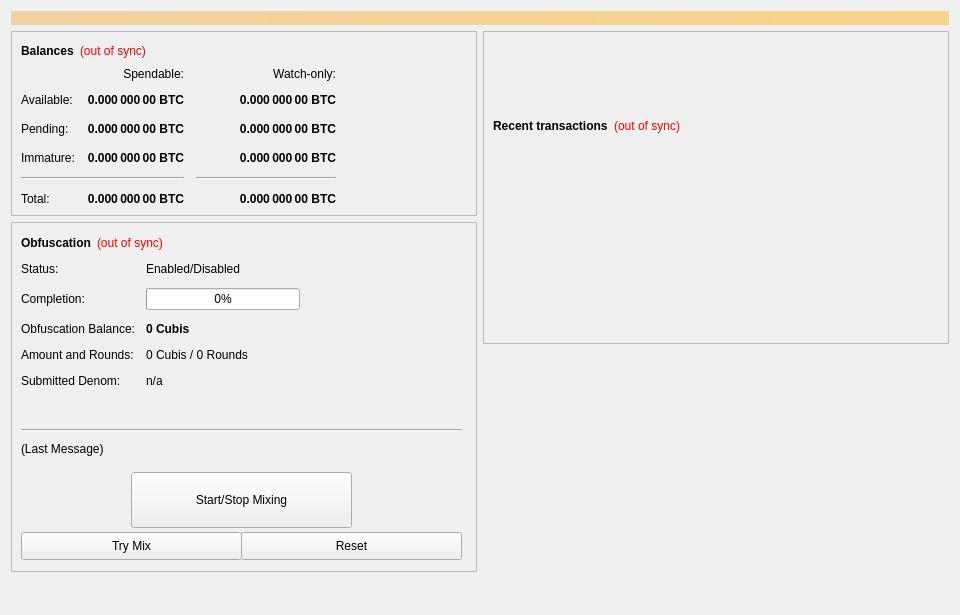
Before: the Qt Designer form src/qt/forms/overviewpage.ui in altcuim/Cubiscoin, drawn with Qt 5.
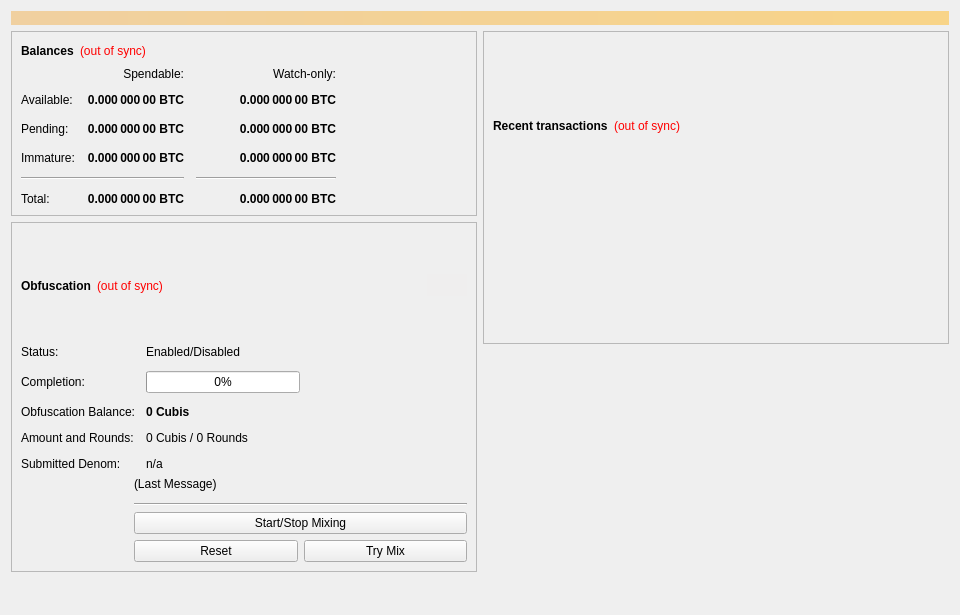
After: the same form once the commit is applied.

Commit message: modified:   configure.ac 	modified:   src/qt/forms/overviewpage.ui

The edit to the form file:
```diff
--- a/src/qt/forms/overviewpage.ui
+++ b/src/qt/forms/overviewpage.ui
@@ -412,18 +412,488 @@
          <property name="frameShadow">
           <enum>QFrame::Raised</enum>
          </property>
-         <widget class="QWidget" name="formLayoutWidget">
-          <property name="geometry">
-           <rect>
-            <x>10</x>
-            <y>40</y>
-            <width>451</width>
-            <height>161</height>
-           </rect>
-          </property>
+         <layout class="QGridLayout" name="gridLayout_2">
+          <item row="1" column="0" rowspan="2" colspan="4">
+           <layout class="QHBoxLayout" name="horizontalLayout_5">
+            <item>
+             <widget class="QLabel" name="label_2">
+              <property name="font">
+               <font>
+                <weight>75</weight>
+                <bold>true</bold>
+               </font>
+              </property>
+              <property name="text">
+               <string>Obfuscation</string>
+              </property>
+             </widget>
+            </item>
+            <item>
+             <widget class="QLabel" name="labelObfuscationSyncStatus">
+              <property name="toolTip">
+               <string>The displayed information may be out of date. Your wallet automatically synchronizes with the CUBIS network after a connection is established, but this process has not completed yet.</string>
+              </property>
+              <property name="styleSheet">
+               <string notr="true">QLabel { color: red; }</string>
+              </property>
+              <property name="text">
+               <string notr="true">(out of sync)</string>
+              </property>
+              <property name="alignment">
+               <set>Qt::AlignLeading|Qt::AlignLeft|Qt::AlignVCenter</set>
+              </property>
+             </widget>
+            </item>
+            <item>
+             <spacer name="horizontalSpacer_4">
+              <property name="orientation">
+               <enum>Qt::Horizontal</enum>
+              </property>
+              <property name="sizeHint" stdset="0">
+               <size>
+                <width>40</width>
+                <height>20</height>
+               </size>
+              </property>
+             </spacer>
+            </item>
+            <item>
+             <widget class="QPushButton" name="runAutoDenom">
+              <property name="palette">
+               <palette>
+                <active>
+                 <colorrole role="WindowText">
+                  <brush brushstyle="SolidPattern">
+                   <color alpha="255">
+                    <red>0</red>
+                    <green>0</green>
+                    <blue>0</blue>
+                   </color>
+                  </brush>
+                 </colorrole>
+                 <colorrole role="Button">
+                  <brush brushstyle="SolidPattern">
+                   <color alpha="255">
+                    <red>239</red>
+                    <green>238</green>
+                    <blue>238</blue>
+                   </color>
+                  </brush>
+                 </colorrole>
+                 <colorrole role="Light">
+                  <brush brushstyle="SolidPattern">
+                   <color alpha="255">
+                    <red>255</red>
+                    <green>255</green>
+                    <blue>255</blue>
+                   </color>
+                  </brush>
+                 </colorrole>
+                 <colorrole role="Midlight">
+                  <brush brushstyle="SolidPattern">
+                   <color alpha="255">
+                    <red>247</red>
+                    <green>246</green>
+                    <blue>246</blue>
+                   </color>
+                  </brush>
+                 </colorrole>
+                 <colorrole role="Dark">
+                  <brush brushstyle="SolidPattern">
+                   <color alpha="255">
+                    <red>119</red>
+                    <green>119</green>
+                    <blue>119</blue>
+                   </color>
+                  </brush>
+                 </colorrole>
+                 <colorrole role="Mid">
+                  <brush brushstyle="SolidPattern">
+                   <color alpha="255">
+                    <red>159</red>
+                    <green>159</green>
+                    <blue>159</blue>
+                   </color>
+                  </brush>
+                 </colorrole>
+                 <colorrole role="Text">
+                  <brush brushstyle="SolidPattern">
+                   <color alpha="255">
+                    <red>0</red>
+                    <green>0</green>
+                    <blue>0</blue>
+                   </color>
+                  </brush>
+                 </colorrole>
+                 <colorrole role="BrightText">
+                  <brush brushstyle="SolidPattern">
+                   <color alpha="255">
+                    <red>255</red>
+                    <green>255</green>
+                    <blue>255</blue>
+                   </color>
+                  </brush>
+                 </colorrole>
+                 <colorrole role="ButtonText">
+                  <brush brushstyle="SolidPattern">
+                   <color alpha="255">
+                    <red>0</red>
+                    <green>0</green>
+                    <blue>0</blue>
+                   </color>
+                  </brush>
+                 </colorrole>
+                 <colorrole role="Base">
+                  <brush brushstyle="SolidPattern">
+                   <color alpha="255">
+                    <red>255</red>
+                    <green>255</green>
+                    <blue>255</blue>
+                   </color>
+                  </brush>
+                 </colorrole>
+                 <colorrole role="Window">
+                  <brush brushstyle="SolidPattern">
+                   <color alpha="255">
+                    <red>239</red>
+                    <green>238</green>
+                    <blue>238</blue>
+                   </color>
+                  </brush>
+                 </colorrole>
+                 <colorrole role="Shadow">
+                  <brush brushstyle="SolidPattern">
+                   <color alpha="255">
+                    <red>0</red>
+                    <green>0</green>
+                    <blue>0</blue>
+                   </color>
+                  </brush>
+                 </colorrole>
+                 <colorrole role="AlternateBase">
+                  <brush brushstyle="SolidPattern">
+                   <color alpha="255">
+                    <red>247</red>
+                    <green>246</green>
+                    <blue>246</blue>
+                   </color>
+                  </brush>
+                 </colorrole>
+                 <colorrole role="ToolTipBase">
+                  <brush brushstyle="SolidPattern">
+                   <color alpha="255">
+                    <red>255</red>
+                    <green>255</green>
+                    <blue>220</blue>
+                   </color>
+                  </brush>
+                 </colorrole>
+                 <colorrole role="ToolTipText">
+                  <brush brushstyle="SolidPattern">
+                   <color alpha="255">
+                    <red>0</red>
+                    <green>0</green>
+                    <blue>0</blue>
+                   </color>
+                  </brush>
+                 </colorrole>
+                </active>
+                <inactive>
+                 <colorrole role="WindowText">
+                  <brush brushstyle="SolidPattern">
+                   <color alpha="255">
+                    <red>0</red>
+                    <green>0</green>
+                    <blue>0</blue>
+                   </color>
+                  </brush>
+                 </colorrole>
+                 <colorrole role="Button">
+                  <brush brushstyle="SolidPattern">
+                   <color alpha="255">
+                    <red>239</red>
+                    <green>238</green>
+                    <blue>238</blue>
+                   </color>
+                  </brush>
+                 </colorrole>
+                 <colorrole role="Light">
+                  <brush brushstyle="SolidPattern">
+                   <color alpha="255">
+                    <red>255</red>
+                    <green>255</green>
+                    <blue>255</blue>
+                   </color>
+                  </brush>
+                 </colorrole>
+                 <colorrole role="Midlight">
+                  <brush brushstyle="SolidPattern">
+                   <color alpha="255">
+                    <red>247</red>
+                    <green>246</green>
+                    <blue>246</blue>
+                   </color>
+                  </brush>
+                 </colorrole>
+                 <colorrole role="Dark">
+                  <brush brushstyle="SolidPattern">
+                   <color alpha="255">
+                    <red>119</red>
+                    <green>119</green>
+                    <blue>119</blue>
+                   </color>
+                  </brush>
+                 </colorrole>
+                 <colorrole role="Mid">
+                  <brush brushstyle="SolidPattern">
+                   <color alpha="255">
+                    <red>159</red>
+                    <green>159</green>
+                    <blue>159</blue>
+                   </color>
+                  </brush>
+                 </colorrole>
+                 <colorrole role="Text">
+                  <brush brushstyle="SolidPattern">
+                   <color alpha="255">
+                    <red>0</red>
+                    <green>0</green>
+                    <blue>0</blue>
+                   </color>
+                  </brush>
+                 </colorrole>
+                 <colorrole role="BrightText">
+                  <brush brushstyle="SolidPattern">
+                   <color alpha="255">
+                    <red>255</red>
+                    <green>255</green>
+                    <blue>255</blue>
+                   </color>
+                  </brush>
+                 </colorrole>
+                 <colorrole role="ButtonText">
+                  <brush brushstyle="SolidPattern">
+                   <color alpha="255">
+                    <red>0</red>
+                    <green>0</green>
+                    <blue>0</blue>
+                   </color>
+                  </brush>
+                 </colorrole>
+                 <colorrole role="Base">
+                  <brush brushstyle="SolidPattern">
+                   <color alpha="255">
+                    <red>255</red>
+                    <green>255</green>
+                    <blue>255</blue>
+                   </color>
+                  </brush>
+                 </colorrole>
+                 <colorrole role="Window">
+                  <brush brushstyle="SolidPattern">
+                   <color alpha="255">
+                    <red>239</red>
+                    <green>238</green>
+                    <blue>238</blue>
+                   </color>
+                  </brush>
+                 </colorrole>
+                 <colorrole role="Shadow">
+                  <brush brushstyle="SolidPattern">
+                   <color alpha="255">
+                    <red>0</red>
+                    <green>0</green>
+                    <blue>0</blue>
+                   </color>
+                  </brush>
+                 </colorrole>
+                 <colorrole role="AlternateBase">
+                  <brush brushstyle="SolidPattern">
+                   <color alpha="255">
+                    <red>247</red>
+                    <green>246</green>
+                    <blue>246</blue>
+                   </color>
+                  </brush>
+                 </colorrole>
+                 <colorrole role="ToolTipBase">
+                  <brush brushstyle="SolidPattern">
+                   <color alpha="255">
+                    <red>255</red>
+                    <green>255</green>
+                    <blue>220</blue>
+                   </color>
+                  </brush>
+                 </colorrole>
+                 <colorrole role="ToolTipText">
+                  <brush brushstyle="SolidPattern">
+                   <color alpha="255">
+                    <red>0</red>
+                    <green>0</green>
+                    <blue>0</blue>
+                   </color>
+                  </brush>
+                 </colorrole>
+                </inactive>
+                <disabled>
+                 <colorrole role="WindowText">
+                  <brush brushstyle="SolidPattern">
+                   <color alpha="255">
+                    <red>119</red>
+                    <green>119</green>
+                    <blue>119</blue>
+                   </color>
+                  </brush>
+                 </colorrole>
+                 <colorrole role="Button">
+                  <brush brushstyle="SolidPattern">
+                   <color alpha="255">
+                    <red>239</red>
+                    <green>238</green>
+                    <blue>238</blue>
+                   </color>
+                  </brush>
+                 </colorrole>
+                 <colorrole role="Light">
+                  <brush brushstyle="SolidPattern">
+                   <color alpha="255">
+                    <red>255</red>
+                    <green>255</green>
+                    <blue>255</blue>
+                   </color>
+                  </brush>
+                 </colorrole>
+                 <colorrole role="Midlight">
+                  <brush brushstyle="SolidPattern">
+                   <color alpha="255">
+                    <red>247</red>
+                    <green>246</green>
+                    <blue>246</blue>
+                   </color>
+                  </brush>
+                 </colorrole>
+                 <colorrole role="Dark">
+                  <brush brushstyle="SolidPattern">
+                   <color alpha="255">
+                    <red>119</red>
+                    <green>119</green>
+                    <blue>119</blue>
+                   </color>
+                  </brush>
+                 </colorrole>
+                 <colorrole role="Mid">
+                  <brush brushstyle="SolidPattern">
+                   <color alpha="255">
+                    <red>159</red>
+                    <green>159</green>
+                    <blue>159</blue>
+                   </color>
+                  </brush>
+                 </colorrole>
+                 <colorrole role="Text">
+                  <brush brushstyle="SolidPattern">
+                   <color alpha="255">
+                    <red>119</red>
+                    <green>119</green>
+                    <blue>119</blue>
+                   </color>
+                  </brush>
+                 </colorrole>
+                 <colorrole role="BrightText">
+                  <brush brushstyle="SolidPattern">
+                   <color alpha="255">
+                    <red>255</red>
+                    <green>255</green>
+                    <blue>255</blue>
+                   </color>
+                  </brush>
+                 </colorrole>
+                 <colorrole role="ButtonText">
+                  <brush brushstyle="SolidPattern">
+                   <color alpha="255">
+                    <red>119</red>
+                    <green>119</green>
+                    <blue>119</blue>
+                   </color>
+                  </brush>
+                 </colorrole>
+                 <colorrole role="Base">
+                  <brush brushstyle="SolidPattern">
+                   <color alpha="255">
+                    <red>239</red>
+                    <green>238</green>
+                    <blue>238</blue>
+                   </color>
+                  </brush>
+                 </colorrole>
+                 <colorrole role="Window">
+                  <brush brushstyle="SolidPattern">
+                   <color alpha="255">
+                    <red>239</red>
+                    <green>238</green>
+                    <blue>238</blue>
+                   </color>
+                  </brush>
+                 </colorrole>
+                 <colorrole role="Shadow">
+                  <brush brushstyle="SolidPattern">
+                   <color alpha="255">
+                    <red>0</red>
+                    <green>0</green>
+                    <blue>0</blue>
+                   </color>
+                  </brush>
+                 </colorrole>
+                 <colorrole role="AlternateBase">
+                  <brush brushstyle="SolidPattern">
+                   <color alpha="255">
+                    <red>239</red>
+                    <green>238</green>
+                    <blue>238</blue>
+                   </color>
+                  </brush>
+                 </colorrole>
+                 <colorrole role="ToolTipBase">
+                  <brush brushstyle="SolidPattern">
+                   <color alpha="255">
+                    <red>255</red>
+                    <green>255</green>
+                    <blue>220</blue>
+                   </color>
+                  </brush>
+                 </colorrole>
+                 <colorrole role="ToolTipText">
+                  <brush brushstyle="SolidPattern">
+                   <color alpha="255">
+                    <red>0</red>
+                    <green>0</green>
+                    <blue>0</blue>
+                   </color>
+                  </brush>
+                 </colorrole>
+                </disabled>
+               </palette>
+              </property>
+              <property name="focusPolicy">
+               <enum>Qt::NoFocus</enum>
+              </property>
+              <property name="autoFillBackground">
+               <bool>true</bool>
+              </property>
+              <property name="text">
+               <string/>
+              </property>
+              <property name="flat">
+               <bool>true</bool>
+              </property>
+             </widget>
+            </item>
+           </layout>
+          </item>
+          <item row="3" column="0" colspan="4">
           <layout class="QFormLayout" name="formLayout">
            <property name="fieldGrowthPolicy">
-            <enum>QFormLayout::AllNonFixedFieldsGrow</enum>
+             <enum>QFormLayout::ExpandingFieldsGrow</enum>
            </property>
            <property name="horizontalSpacing">
             <number>11</number>
@@ -438,6 +908,13 @@
              </property>
             </widget>
            </item>
+            <item row="0" column="1">
+             <widget class="QLabel" name="obfuscationEnabled">
+              <property name="text">
+               <string>Enabled/Disabled</string>
+              </property>
+             </widget>
+            </item>
            <item row="1" column="0">
             <widget class="QLabel" name="label_7">
              <property name="text">
@@ -509,497 +986,16 @@
              </property>
             </widget>
            </item>
-           <item row="0" column="1">
-            <widget class="QLabel" name="obfuscationEnabled">
-             <property name="text">
-              <string>Enabled/Disabled</string>
-             </property>
-            </widget>
-           </item>
-          </layout>
-         </widget>
-         <widget class="QPushButton" name="runAutoDenom">
-          <property name="geometry">
-           <rect>
-            <x>251</x>
-            <y>17</y>
-            <width>1</width>
-            <height>1</height>
-           </rect>
-          </property>
-          <property name="palette">
-           <palette>
-            <active>
-             <colorrole role="WindowText">
-              <brush brushstyle="SolidPattern">
-               <color alpha="255">
-                <red>0</red>
-                <green>0</green>
-                <blue>0</blue>
-               </color>
-              </brush>
-             </colorrole>
-             <colorrole role="Button">
-              <brush brushstyle="SolidPattern">
-               <color alpha="255">
-                <red>239</red>
-                <green>238</green>
-                <blue>238</blue>
-               </color>
-              </brush>
-             </colorrole>
-             <colorrole role="Light">
-              <brush brushstyle="SolidPattern">
-               <color alpha="255">
-                <red>255</red>
-                <green>255</green>
-                <blue>255</blue>
-               </color>
-              </brush>
-             </colorrole>
-             <colorrole role="Midlight">
-              <brush brushstyle="SolidPattern">
-               <color alpha="255">
-                <red>247</red>
-                <green>246</green>
-                <blue>246</blue>
-               </color>
-              </brush>
-             </colorrole>
-             <colorrole role="Dark">
-              <brush brushstyle="SolidPattern">
-               <color alpha="255">
-                <red>119</red>
-                <green>119</green>
-                <blue>119</blue>
-               </color>
-              </brush>
-             </colorrole>
-             <colorrole role="Mid">
-              <brush brushstyle="SolidPattern">
-               <color alpha="255">
-                <red>159</red>
-                <green>159</green>
-                <blue>159</blue>
-               </color>
-              </brush>
-             </colorrole>
-             <colorrole role="Text">
-              <brush brushstyle="SolidPattern">
-               <color alpha="255">
-                <red>0</red>
-                <green>0</green>
-                <blue>0</blue>
-               </color>
-              </brush>
-             </colorrole>
-             <colorrole role="BrightText">
-              <brush brushstyle="SolidPattern">
-               <color alpha="255">
-                <red>255</red>
-                <green>255</green>
-                <blue>255</blue>
-               </color>
-              </brush>
-             </colorrole>
-             <colorrole role="ButtonText">
-              <brush brushstyle="SolidPattern">
-               <color alpha="255">
-                <red>0</red>
-                <green>0</green>
-                <blue>0</blue>
-               </color>
-              </brush>
-             </colorrole>
-             <colorrole role="Base">
-              <brush brushstyle="SolidPattern">
-               <color alpha="255">
-                <red>255</red>
-                <green>255</green>
-                <blue>255</blue>
-               </color>
-              </brush>
-             </colorrole>
-             <colorrole role="Window">
-              <brush brushstyle="SolidPattern">
-               <color alpha="255">
-                <red>239</red>
-                <green>238</green>
-                <blue>238</blue>
-               </color>
-              </brush>
-             </colorrole>
-             <colorrole role="Shadow">
-              <brush brushstyle="SolidPattern">
-               <color alpha="255">
-                <red>0</red>
-                <green>0</green>
-                <blue>0</blue>
-               </color>
-              </brush>
-             </colorrole>
-             <colorrole role="AlternateBase">
-              <brush brushstyle="SolidPattern">
-               <color alpha="255">
-                <red>247</red>
-                <green>246</green>
-                <blue>246</blue>
-               </color>
-              </brush>
-             </colorrole>
-             <colorrole role="ToolTipBase">
-              <brush brushstyle="SolidPattern">
-               <color alpha="255">
-                <red>255</red>
-                <green>255</green>
-                <blue>220</blue>
-               </color>
-              </brush>
-             </colorrole>
-             <colorrole role="ToolTipText">
-              <brush brushstyle="SolidPattern">
-               <color alpha="255">
-                <red>0</red>
-                <green>0</green>
-                <blue>0</blue>
-               </color>
-              </brush>
-             </colorrole>
-            </active>
-            <inactive>
-             <colorrole role="WindowText">
-              <brush brushstyle="SolidPattern">
-               <color alpha="255">
-                <red>0</red>
-                <green>0</green>
-                <blue>0</blue>
-               </color>
-              </brush>
-             </colorrole>
-             <colorrole role="Button">
-              <brush brushstyle="SolidPattern">
-               <color alpha="255">
-                <red>239</red>
-                <green>238</green>
-                <blue>238</blue>
-               </color>
-              </brush>
-             </colorrole>
-             <colorrole role="Light">
-              <brush brushstyle="SolidPattern">
-               <color alpha="255">
-                <red>255</red>
-                <green>255</green>
-                <blue>255</blue>
-               </color>
-              </brush>
-             </colorrole>
-             <colorrole role="Midlight">
-              <brush brushstyle="SolidPattern">
-               <color alpha="255">
-                <red>247</red>
-                <green>246</green>
-                <blue>246</blue>
-               </color>
-              </brush>
-             </colorrole>
-             <colorrole role="Dark">
-              <brush brushstyle="SolidPattern">
-               <color alpha="255">
-                <red>119</red>
-                <green>119</green>
-                <blue>119</blue>
-               </color>
-              </brush>
-             </colorrole>
-             <colorrole role="Mid">
-              <brush brushstyle="SolidPattern">
-               <color alpha="255">
-                <red>159</red>
-                <green>159</green>
-                <blue>159</blue>
-               </color>
-              </brush>
-             </colorrole>
-             <colorrole role="Text">
-              <brush brushstyle="SolidPattern">
-               <color alpha="255">
-                <red>0</red>
-                <green>0</green>
-                <blue>0</blue>
-               </color>
-              </brush>
-             </colorrole>
-             <colorrole role="BrightText">
-              <brush brushstyle="SolidPattern">
-               <color alpha="255">
-                <red>255</red>
-                <green>255</green>
-                <blue>255</blue>
-               </color>
-              </brush>
-             </colorrole>
-             <colorrole role="ButtonText">
-              <brush brushstyle="SolidPattern">
-               <color alpha="255">
-                <red>0</red>
-                <green>0</green>
-                <blue>0</blue>
-               </color>
-              </brush>
-             </colorrole>
-             <colorrole role="Base">
-              <brush brushstyle="SolidPattern">
-               <color alpha="255">
-                <red>255</red>
-                <green>255</green>
-                <blue>255</blue>
-               </color>
-              </brush>
-             </colorrole>
-             <colorrole role="Window">
-              <brush brushstyle="SolidPattern">
-               <color alpha="255">
-                <red>239</red>
-                <green>238</green>
-                <blue>238</blue>
-               </color>
-              </brush>
-             </colorrole>
-             <colorrole role="Shadow">
-              <brush brushstyle="SolidPattern">
-               <color alpha="255">
-                <red>0</red>
-                <green>0</green>
-                <blue>0</blue>
-               </color>
-              </brush>
-             </colorrole>
-             <colorrole role="AlternateBase">
-              <brush brushstyle="SolidPattern">
-               <color alpha="255">
-                <red>247</red>
-                <green>246</green>
-                <blue>246</blue>
-               </color>
-              </brush>
-             </colorrole>
-             <colorrole role="ToolTipBase">
-              <brush brushstyle="SolidPattern">
-               <color alpha="255">
-                <red>255</red>
-                <green>255</green>
-                <blue>220</blue>
-               </color>
-              </brush>
-             </colorrole>
-             <colorrole role="ToolTipText">
-              <brush brushstyle="SolidPattern">
-               <color alpha="255">
-                <red>0</red>
-                <green>0</green>
-                <blue>0</blue>
-               </color>
-              </brush>
-             </colorrole>
-            </inactive>
-            <disabled>
-             <colorrole role="WindowText">
-              <brush brushstyle="SolidPattern">
-               <color alpha="255">
-                <red>119</red>
-                <green>119</green>
-                <blue>119</blue>
-               </color>
-              </brush>
-             </colorrole>
-             <colorrole role="Button">
-              <brush brushstyle="SolidPattern">
-               <color alpha="255">
-                <red>239</red>
-                <green>238</green>
-                <blue>238</blue>
-               </color>
-              </brush>
-             </colorrole>
-             <colorrole role="Light">
-              <brush brushstyle="SolidPattern">
-               <color alpha="255">
-                <red>255</red>
-                <green>255</green>
-                <blue>255</blue>
-               </color>
-              </brush>
-             </colorrole>
-             <colorrole role="Midlight">
-              <brush brushstyle="SolidPattern">
-               <color alpha="255">
-                <red>247</red>
-                <green>246</green>
-                <blue>246</blue>
-               </color>
-              </brush>
-             </colorrole>
-             <colorrole role="Dark">
-              <brush brushstyle="SolidPattern">
-               <color alpha="255">
-                <red>119</red>
-                <green>119</green>
-                <blue>119</blue>
-               </color>
-              </brush>
-             </colorrole>
-             <colorrole role="Mid">
-              <brush brushstyle="SolidPattern">
-               <color alpha="255">
-                <red>159</red>
-                <green>159</green>
-                <blue>159</blue>
-               </color>
-              </brush>
-             </colorrole>
-             <colorrole role="Text">
-              <brush brushstyle="SolidPattern">
-               <color alpha="255">
-                <red>119</red>
-                <green>119</green>
-                <blue>119</blue>
-               </color>
-              </brush>
-             </colorrole>
-             <colorrole role="BrightText">
-              <brush brushstyle="SolidPattern">
-               <color alpha="255">
-                <red>255</red>
-                <green>255</green>
-                <blue>255</blue>
-               </color>
-              </brush>
-             </colorrole>
-             <colorrole role="ButtonText">
-              <brush brushstyle="SolidPattern">
-               <color alpha="255">
-                <red>119</red>
-                <green>119</green>
-                <blue>119</blue>
-               </color>
-              </brush>
-             </colorrole>
-             <colorrole role="Base">
-              <brush brushstyle="SolidPattern">
-               <color alpha="255">
-                <red>239</red>
-                <green>238</green>
-                <blue>238</blue>
-               </color>
-              </brush>
-             </colorrole>
-             <colorrole role="Window">
-              <brush brushstyle="SolidPattern">
-               <color alpha="255">
-                <red>239</red>
-                <green>238</green>
-                <blue>238</blue>
-               </color>
-              </brush>
-             </colorrole>
-             <colorrole role="Shadow">
-              <brush brushstyle="SolidPattern">
-               <color alpha="255">
-                <red>0</red>
-                <green>0</green>
-                <blue>0</blue>
-               </color>
-              </brush>
-             </colorrole>
-             <colorrole role="AlternateBase">
-              <brush brushstyle="SolidPattern">
-               <color alpha="255">
-                <red>239</red>
-                <green>238</green>
-                <blue>238</blue>
-               </color>
-              </brush>
-             </colorrole>
-             <colorrole role="ToolTipBase">
-              <brush brushstyle="SolidPattern">
-               <color alpha="255">
-                <red>255</red>
-                <green>255</green>
-                <blue>220</blue>
-               </color>
-              </brush>
-             </colorrole>
-             <colorrole role="ToolTipText">
-              <brush brushstyle="SolidPattern">
-               <color alpha="255">
-                <red>0</red>
-                <green>0</green>
-                <blue>0</blue>
-               </color>
-              </brush>
-             </colorrole>
-            </disabled>
-           </palette>
-          </property>
-          <property name="focusPolicy">
-           <enum>Qt::NoFocus</enum>
-          </property>
-          <property name="autoFillBackground">
-           <bool>true</bool>
-          </property>
-          <property name="text">
-           <string/>
-          </property>
-          <property name="flat">
-           <bool>true</bool>
-          </property>
-         </widget>
-         <widget class="QPushButton" name="toggleObfuscation">
-          <property name="geometry">
-           <rect>
-            <x>120</x>
-            <y>250</y>
-            <width>221</width>
-            <height>56</height>
-           </rect>
-          </property>
-          <property name="sizePolicy">
-           <sizepolicy hsizetype="MinimumExpanding" vsizetype="Fixed">
-            <horstretch>0</horstretch>
-            <verstretch>0</verstretch>
-           </sizepolicy>
-          </property>
-          <property name="text">
-           <string>Start/Stop Mixing</string>
-          </property>
-         </widget>
-         <widget class="Line" name="lineLastMessage">
-          <property name="geometry">
-           <rect>
-            <x>10</x>
-            <y>200</y>
-            <width>441</width>
-            <height>16</height>
-           </rect>
-          </property>
-          <property name="orientation">
-           <enum>Qt::Horizontal</enum>
-          </property>
-         </widget>
+           </layout>
+          </item>
+          <item row="4" column="1" colspan="3">
+           <layout class="QVBoxLayout" name="verticalLayout_5">
+            <item>
          <widget class="QLabel" name="obfuscationStatus">
-          <property name="geometry">
-           <rect>
-            <x>10</x>
-            <y>220</y>
-            <width>451</width>
-            <height>61</height>
-           </rect>
-          </property>
           <property name="minimumSize">
            <size>
             <width>288</width>
-            <height>43</height>
+                <height>20</height>
            </size>
           </property>
           <property name="text">
@@ -1012,37 +1008,31 @@
            <bool>true</bool>
           </property>
          </widget>
-         <widget class="QPushButton" name="obfuscationAuto">
-          <property name="geometry">
-           <rect>
-            <x>10</x>
-            <y>310</y>
-            <width>221</width>
-            <height>28</height>
-           </rect>
-          </property>
+            </item>
+            <item>
+             <widget class="Line" name="lineLastMessage">
+              <property name="orientation">
+               <enum>Qt::Horizontal</enum>
+              </property>
+             </widget>
+            </item>
+            <item>
+             <widget class="QPushButton" name="toggleObfuscation">
           <property name="sizePolicy">
            <sizepolicy hsizetype="MinimumExpanding" vsizetype="Fixed">
             <horstretch>0</horstretch>
             <verstretch>0</verstretch>
            </sizepolicy>
           </property>
-          <property name="toolTip">
-           <string>Try to manually submit a Obfuscation request.</string>
-          </property>
           <property name="text">
-           <string>Try Mix</string>
-          </property>
-         </widget>
+               <string>Start/Stop Mixing</string>
+              </property>
+             </widget>
+            </item>
+            <item>
+             <layout class="QHBoxLayout" name="horizontalLayout_3">
+              <item>
          <widget class="QPushButton" name="obfuscationReset">
-          <property name="geometry">
-           <rect>
-            <x>230</x>
-            <y>310</y>
-            <width>221</width>
-            <height>28</height>
-           </rect>
-          </property>
           <property name="sizePolicy">
            <sizepolicy hsizetype="MinimumExpanding" vsizetype="Fixed">
             <horstretch>0</horstretch>
@@ -1059,60 +1049,28 @@
            <string>Reset</string>
           </property>
          </widget>
-         <widget class="QWidget" name="layoutWidget">
-          <property name="geometry">
-           <rect>
-            <x>10</x>
-            <y>10</y>
-            <width>431</width>
-            <height>22</height>
-           </rect>
-          </property>
-          <layout class="QHBoxLayout" name="horizontalLayout_5">
-           <item>
-            <widget class="QLabel" name="label_2">
-             <property name="font">
-              <font>
-               <weight>75</weight>
-               <bold>true</bold>
-              </font>
-             </property>
-             <property name="text">
-              <string>Obfuscation</string>
-             </property>
-            </widget>
            </item>
            <item>
-            <widget class="QLabel" name="labelObfuscationSyncStatus">
+               <widget class="QPushButton" name="obfuscationAuto">
+                <property name="sizePolicy">
+                 <sizepolicy hsizetype="MinimumExpanding" vsizetype="Fixed">
+                  <horstretch>0</horstretch>
+                  <verstretch>0</verstretch>
+                 </sizepolicy>
+                </property>
              <property name="toolTip">
-              <string>The displayed information may be out of date. Your wallet automatically synchronizes with the CUBIS network after a connection is established, but this process has not completed yet.</string>
-             </property>
-             <property name="styleSheet">
-              <string notr="true">QLabel { color: red; }</string>
+                 <string>Try to manually submit a Obfuscation request.</string>
              </property>
              <property name="text">
-              <string notr="true">(out of sync)</string>
-             </property>
-             <property name="alignment">
-              <set>Qt::AlignLeading|Qt::AlignLeft|Qt::AlignVCenter</set>
-             </property>
-            </widget>
-           </item>
-           <item>
-            <spacer name="horizontalSpacer_4">
-             <property name="orientation">
-              <enum>Qt::Horizontal</enum>
-             </property>
-             <property name="sizeHint" stdset="0">
-              <size>
-               <width>40</width>
-               <height>20</height>
-              </size>
-             </property>
-            </spacer>
-           </item>
-          </layout>
-         </widget>
+                 <string>Try Mix</string>
+                </property>
+               </widget>
+              </item>
+             </layout>
+            </item>
+           </layout>
+          </item>
+         </layout>
         </widget>
        </item>
        <item>
```
Lines whose indentation alone changed are shown as unchanged. The commit also changes 1 other file.
